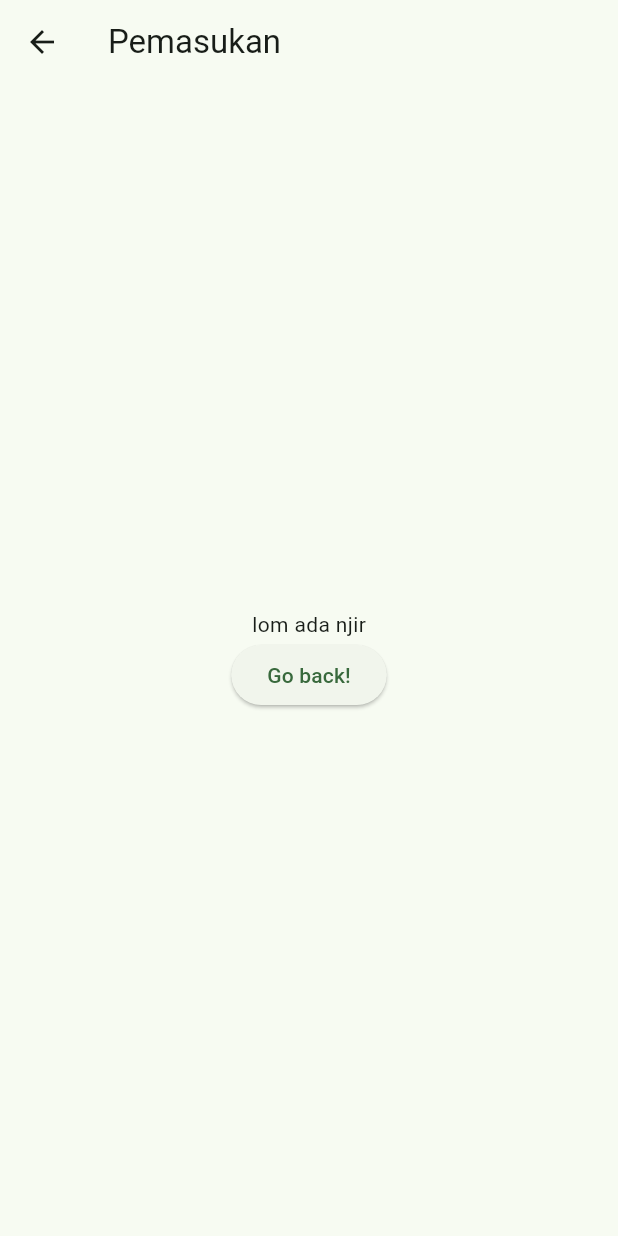
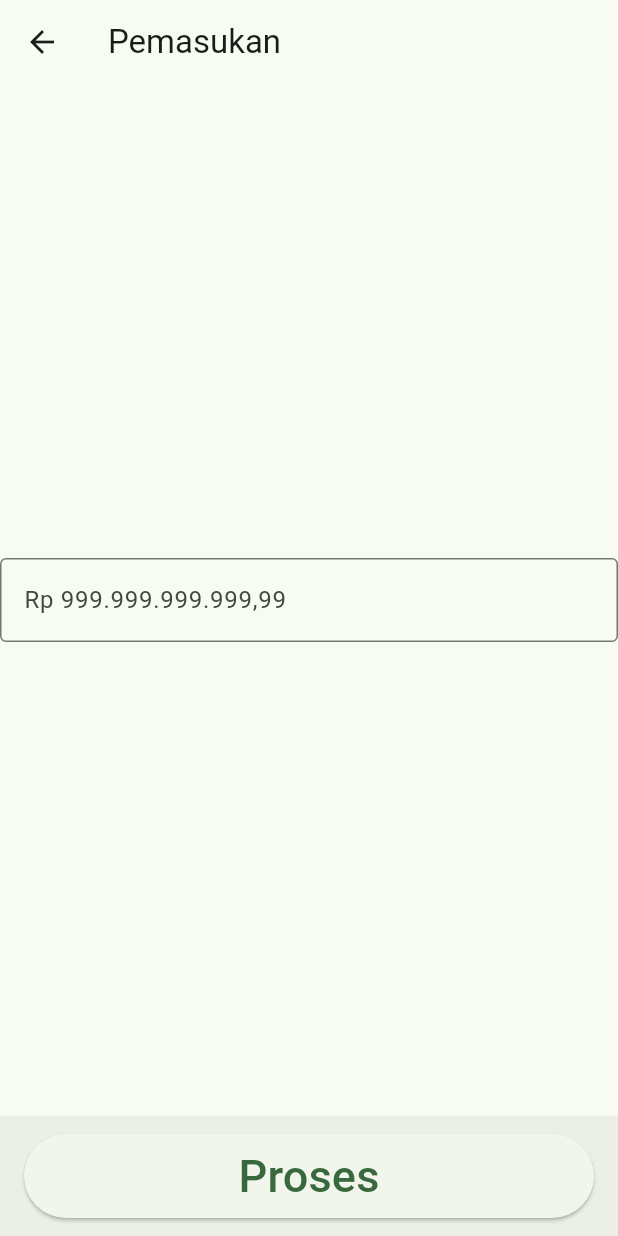
Before and after one commit to RidhoAji921/uangku_app, a Flutter app: the screen it shows after launch, after a tap on "Pemasukan", on a phone screen of 412 x 824 dp. Run offline on Flutter 3.47's test engine with Material 2 defaults, Android fonts, the phone set to English and light mode, and no system bars.

Commit message:
update halaman pemasukan

```diff
--- a/lib/main.dart
+++ b/lib/main.dart
@@ -7,6 +7,10 @@ import 'pages/pemasukan_page.dart';
 void main() {
   runApp(const MyApp());
 }
+
+double uang = 0;
+double pemasukan = 0;
+double pengeluaran = 0;
 
 class MyApp extends StatelessWidget {
   const MyApp({super.key});
@@ -66,7 +70,7 @@ class _MyHomePageState extends State<MyHomePage> {
         ),
         body: TabBarView(
           children: [
-            HomeBodyPage(uang: 100, pemasukanNow: 100, pengeluaranNow: 100,),
+            HomeBodyPage(uang: uang, pemasukanNow: pemasukan, pengeluaranNow: pengeluaran,),
             RiwayatBodyPage(),
             PengaturanPageBody(),
           ]
--- a/lib/pages/home.dart
+++ b/lib/pages/home.dart
@@ -3,13 +3,19 @@ import './pemasukan_page.dart';
 import 'package:uangku_app/format_currency.dart';
 
 // ignore: must_be_immutable
-class HomeBodyPage extends StatelessWidget {
+class HomeBodyPage extends StatefulWidget {
   HomeBodyPage({super.key, required this.uang, required this.pemasukanNow, required this.pengeluaranNow});
   final double uang;
   final double pemasukanNow;
   final double pengeluaranNow;
 
+  @override
+  State<HomeBodyPage> createState() => _HomeBodyPageState();
+}
+
+class _HomeBodyPageState extends State<HomeBodyPage> {
   Color borderColor = const Color.fromARGB(255, 53, 53, 53);
+
   Color tabColor = const Color.fromARGB(255, 250, 250, 250);
 
   @override
@@ -38,7 +44,7 @@ class HomeBodyPage extends StatelessWidget {
               Padding(
                 padding: EdgeInsets.only(top: 0, left: 10),
                 child: Text(
-                  '${CurrencyFormat.convertToIdr(uang, 2)}',
+                  '${CurrencyFormat.convertToIdr(widget.uang, 2)}',
                   style: TextStyle(fontSize: 20, fontWeight: FontWeight.w900),
                 ),
               ),
@@ -57,7 +63,7 @@ class HomeBodyPage extends StatelessWidget {
                           ]
                         )
                       ),
-                      Text("${CurrencyFormat.convertToIdr(pemasukanNow, 2)}", style: TextStyle(fontSize: 20, fontWeight: FontWeight.w700)),
+                      Text("${CurrencyFormat.convertToIdr(widget.pemasukanNow, 2)}", style: TextStyle(fontSize: 20, fontWeight: FontWeight.w700)),
                     ]
                   ),
                   Column(
@@ -72,7 +78,7 @@ class HomeBodyPage extends StatelessWidget {
                           ]
                         )
                       ),
-                      Text("${CurrencyFormat.convertToIdr(pengeluaranNow, 2)}", style: TextStyle(fontSize: 20, fontWeight: FontWeight.w700)),
+                      Text("${CurrencyFormat.convertToIdr(widget.pengeluaranNow, 2)}", style: TextStyle(fontSize: 20, fontWeight: FontWeight.w700)),
                     ]
                   ),
                 ],
--- a/lib/pages/pemasukan_page.dart
+++ b/lib/pages/pemasukan_page.dart
@@ -1,26 +1,30 @@
 import 'package:flutter/material.dart';
 
-class Pemasukan_page extends StatelessWidget{
+class Pemasukan_page extends StatelessWidget {
+  final pemasukanController = TextEditingController();
 
   Widget build(BuildContext context) {
     return Scaffold(
       appBar: AppBar(
         title: const Text("Pemasukan"),
       ),
-      body: Column(
-        mainAxisAlignment: MainAxisAlignment.center,
-        children: [
-          Center(child: Text("lom ada njir")),
-          Center(
-            child: ElevatedButton(
-              onPressed: () {
-                Navigator.pop(context);
-              },
-              child: const Text('Go back!'),
-            ),
-          ),
-        ]
-      ),
+      body: Column(mainAxisAlignment: MainAxisAlignment.center, children: [
+        Container(
+          width: double.infinity,
+          child: TextField(
+            controller: pemasukanController,
+              obscureText: true,
+              decoration: InputDecoration(
+                border: OutlineInputBorder(),
+                labelText: 'Rp 999.999.999.999,99',
+              )),
+        )
+      ]),
+      bottomNavigationBar: BottomAppBar(
+        child: ElevatedButton(
+          onPressed: () {print("Menambahkan uang ${pemasukanController.text}");}, child: Text("Proses", style: TextStyle(fontSize: 30),),
+        ),
+      )
     );
   }
 }
```
